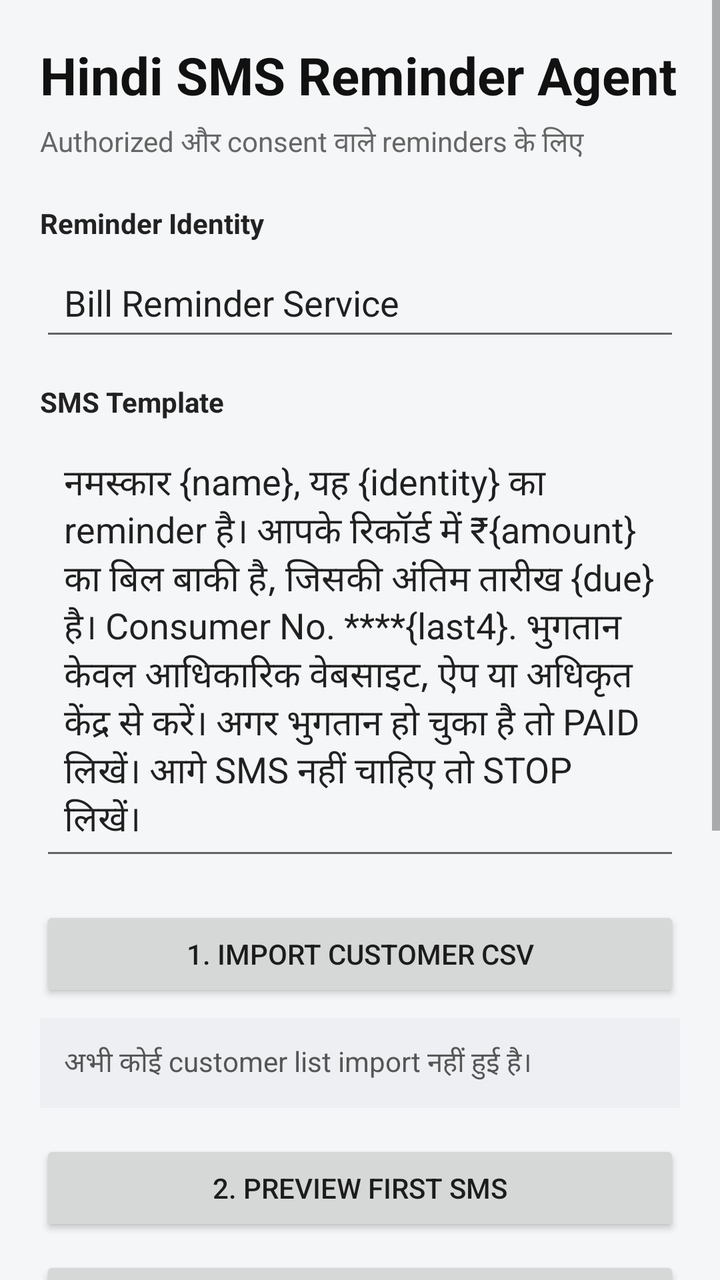
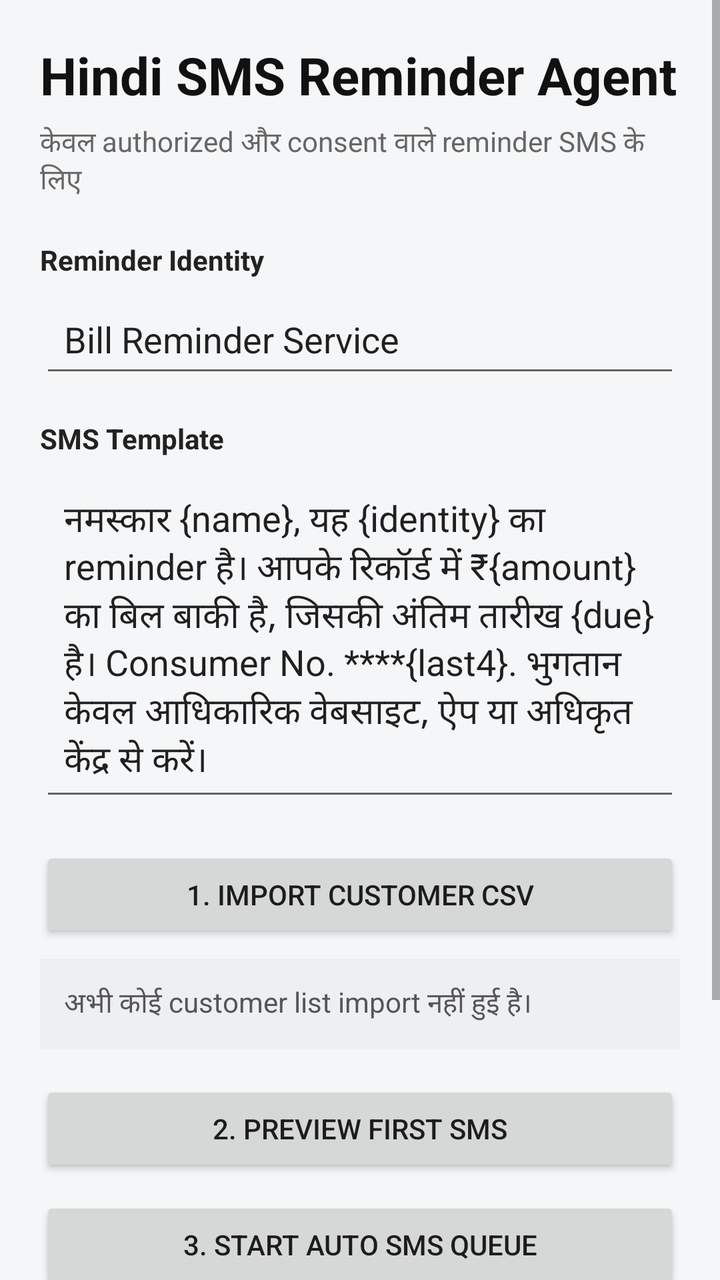

Before-and-after screenshots of an Android layout around one commit, followed by the original layout XML and the change that was made.
<!-- AndroidManifest.xml: application theme android:Theme.Material.Light.NoActionBar -->
<!-- res/layout/activity_main.xml -->
<?xml version="1.0" encoding="utf-8"?>
<ScrollView xmlns:android="http://schemas.android.com/apk/res/android"
    android:layout_width="match_parent"
    android:layout_height="match_parent"
    android:fillViewport="true"
    android:background="#F5F6F8">

    <LinearLayout
        android:layout_width="match_parent"
        android:layout_height="wrap_content"
        android:orientation="vertical"
        android:padding="20dp">

        <TextView
            android:layout_width="match_parent"
            android:layout_height="wrap_content"
            android:text="Hindi SMS Reminder Agent"
            android:textSize="26sp"
            android:textStyle="bold"
            android:textColor="#111111"
            android:layout_marginBottom="6dp" />

        <TextView
            android:layout_width="match_parent"
            android:layout_height="wrap_content"
            android:text="Authorized और consent वाले reminders के लिए"
            android:textSize="14sp"
            android:textColor="#666666"
            android:layout_marginBottom="20dp" />

        <TextView
            android:layout_width="match_parent"
            android:layout_height="wrap_content"
            android:text="Reminder Identity"
            android:textStyle="bold"
            android:textColor="#222222" />

        <EditText
            android:id="@+id/identityInput"
            android:layout_width="match_parent"
            android:layout_height="wrap_content"
            android:hint="Bill Reminder Service"
            android:text="Bill Reminder Service"
            android:padding="12dp"
            android:layout_marginTop="6dp"
            android:layout_marginBottom="16dp" />

        <TextView
            android:layout_width="match_parent"
            android:layout_height="wrap_content"
            android:text="SMS Template"
            android:textStyle="bold"
            android:textColor="#222222" />

        <EditText
            android:id="@+id/templateInput"
            android:layout_width="match_parent"
            android:layout_height="wrap_content"
            android:minHeight="150dp"
            android:gravity="top"
            android:inputType="textMultiLine"
            android:padding="12dp"
            android:layout_marginTop="6dp"
            android:text="नमस्कार {name}, यह {identity} का reminder है। आपके रिकॉर्ड में ₹{amount} का बिल बाकी है, जिसकी अंतिम तारीख {due} है। Consumer No. ****{last4}. भुगतान केवल आधिकारिक वेबसाइट, ऐप या अधिकृत केंद्र से करें। अगर भुगतान हो चुका है तो PAID लिखें। आगे SMS नहीं चाहिए तो STOP लिखें।" />

        <Button
            android:id="@+id/importBtn"
            android:layout_width="match_parent"
            android:layout_height="wrap_content"
            android:text="1. Import Customer CSV"
            android:layout_marginTop="18dp" />

        <TextView
            android:id="@+id/listInfo"
            android:layout_width="match_parent"
            android:layout_height="wrap_content"
            android:text="अभी कोई customer list import नहीं हुई है।"
            android:textColor="#555555"
            android:padding="12dp"
            android:layout_marginTop="8dp"
            android:background="#EDEFF3" />

        <Button
            android:id="@+id/previewBtn"
            android:layout_width="match_parent"
            android:layout_height="wrap_content"
            android:text="2. Preview First SMS"
            android:layout_marginTop="16dp" />

        <Button
            android:id="@+id/startBtn"
            android:layout_width="match_parent"
            android:layout_height="wrap_content"
            android:text="3. Start Authorized Queue"
            android:layout_marginTop="10dp" />

        <Button
            android:id="@+id/stopBtn"
            android:layout_width="match_parent"
            android:layout_height="wrap_content"
            android:text="Stop Queue"
            android:layout_marginTop="10dp" />

        <TextView
            android:id="@+id/statusText"
            android:layout_width="match_parent"
            android:layout_height="wrap_content"
            android:text="Status: Ready"
            android:textStyle="bold"
            android:textColor="#222222"
            android:padding="14dp"
            android:layout_marginTop="18dp"
            android:background="#E8F5E9" />

        <Button
            android:id="@+id/repliesBtn"
            android:layout_width="match_parent"
            android:layout_height="wrap_content"
            android:text="Refresh Customer Replies"
            android:layout_marginTop="18dp" />

        <TextView
            android:id="@+id/repliesText"
            android:layout_width="match_parent"
            android:layout_height="wrap_content"
            android:text="Replies:&#10;—"
            android:textColor="#333333"
            android:padding="14dp"
            android:layout_marginTop="8dp"
            android:layout_marginBottom="30dp"
            android:background="#FFFFFF" />

    </LinearLayout>

</ScrollView>
<!-- resources referenced by this layout -->
<resources>

</resources>

<!-- the commit's change to res/layout/activity_main.xml (unified diff, before → after) -->
@@ -23,7 +23,7 @@
         <TextView
             android:layout_width="match_parent"
             android:layout_height="wrap_content"
-            android:text="Authorized और consent वाले reminders के लिए"
+            android:text="केवल authorized और consent वाले reminder SMS के लिए"
             android:textSize="14sp"
             android:textColor="#666666"
             android:layout_marginBottom="20dp" />
@@ -56,12 +56,12 @@
             android:id="@+id/templateInput"
             android:layout_width="match_parent"
             android:layout_height="wrap_content"
-            android:minHeight="150dp"
+            android:minHeight="160dp"
             android:gravity="top"
             android:inputType="textMultiLine"
             android:padding="12dp"
             android:layout_marginTop="6dp"
-            android:text="नमस्कार {name}, यह {identity} का reminder है। आपके रिकॉर्ड में ₹{amount} का बिल बाकी है, जिसकी अंतिम तारीख {due} है। Consumer No. ****{last4}. भुगतान केवल आधिकारिक वेबसाइट, ऐप या अधिकृत केंद्र से करें। अगर भुगतान हो चुका है तो PAID लिखें। आगे SMS नहीं चाहिए तो STOP लिखें।" />
+            android:text="नमस्कार {name}, यह {identity} का reminder है। आपके रिकॉर्ड में ₹{amount} का बिल बाकी है, जिसकी अंतिम तारीख {due} है। Consumer No. ****{last4}. भुगतान केवल आधिकारिक वेबसाइट, ऐप या अधिकृत केंद्र से करें।" />
 
         <Button
             android:id="@+id/importBtn"
@@ -91,7 +91,7 @@
             android:id="@+id/startBtn"
             android:layout_width="match_parent"
             android:layout_height="wrap_content"
-            android:text="3. Start Authorized Queue"
+            android:text="3. Start Auto SMS Queue"
             android:layout_marginTop="10dp" />
 
         <Button
@@ -110,25 +110,8 @@
             android:textColor="#222222"
             android:padding="14dp"
             android:layout_marginTop="18dp"
+            android:layout_marginBottom="30dp"
             android:background="#E8F5E9" />
-
-        <Button
-            android:id="@+id/repliesBtn"
-            android:layout_width="match_parent"
-            android:layout_height="wrap_content"
-            android:text="Refresh Customer Replies"
-            android:layout_marginTop="18dp" />
-
-        <TextView
-            android:id="@+id/repliesText"
-            android:layout_width="match_parent"
-            android:layout_height="wrap_content"
-            android:text="Replies:&#10;—"
-            android:textColor="#333333"
-            android:padding="14dp"
-            android:layout_marginTop="8dp"
-            android:layout_marginBottom="30dp"
-            android:background="#FFFFFF" />
 
     </LinearLayout>
 
